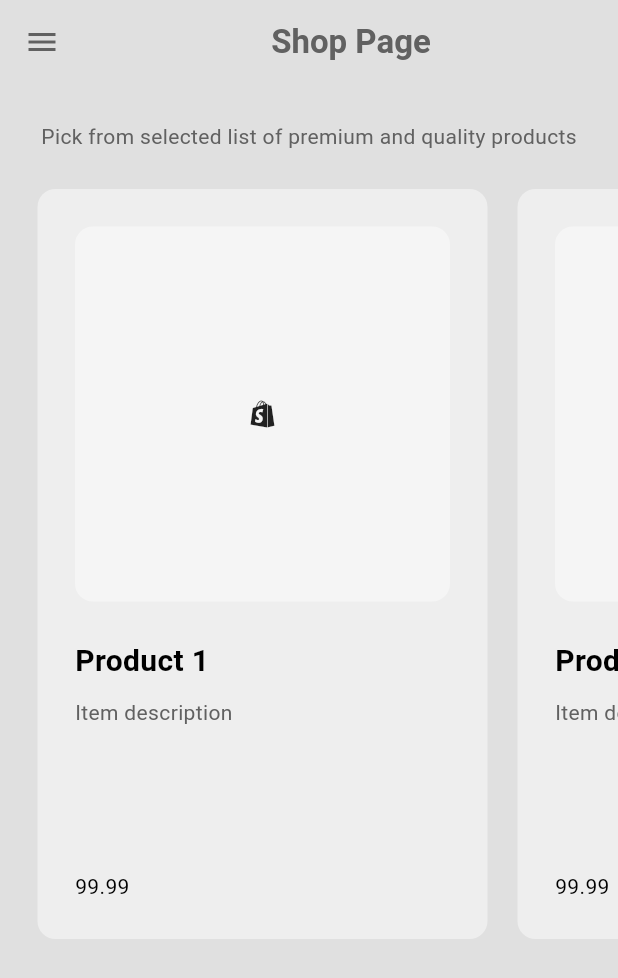
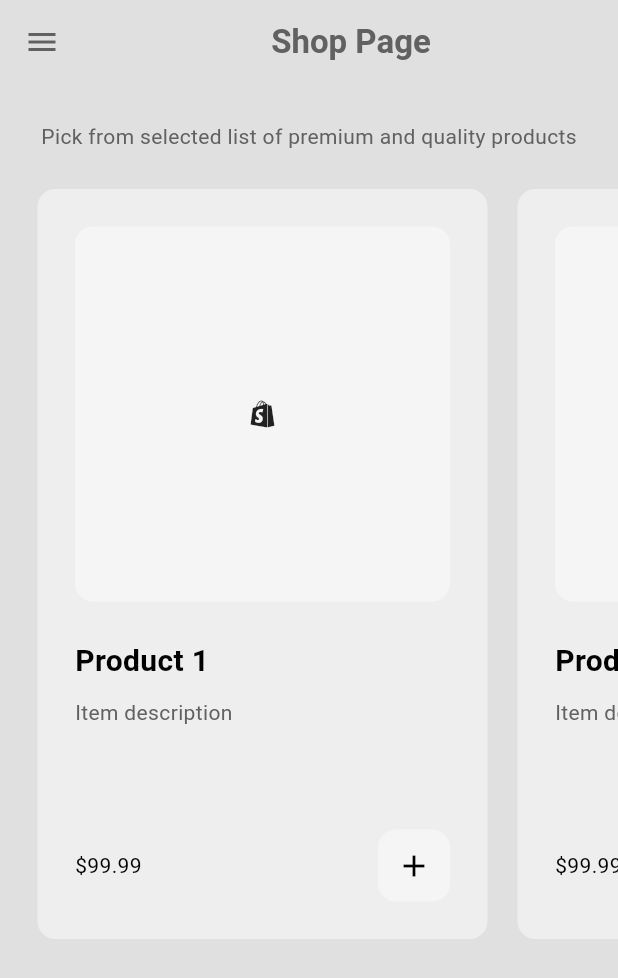
Before and after one commit to SolomonB127/Zenoa, a Flutter app: the HomePage screen opened by its route, on a phone screen of 412 x 824 dp. Shown: the top 978 px of the screen. Run offline on Flutter 3.47's test engine with Material 3 defaults, Android fonts, the phone set to English and light mode, and no system bars; our stand-ins replace google_fonts; Roboto replaces fonts that are missing (Habibi).

Commit message:
feat: Added - Add to cart button - Add to cart funtionality - pop up box

```diff
--- a/lib/Components/product_tile.dart
+++ b/lib/Components/product_tile.dart
@@ -1,10 +1,38 @@
 import 'package:flutter/material.dart';
+import 'package:provider/provider.dart';
 import 'package:zenoa/models/product.dart';
+import 'package:zenoa/models/shop.dart';
 
 class ProductTile extends StatelessWidget {
   final Product product;
 
   const ProductTile({super.key, required this.product});
+
+  // add to cart omPressed
+  void addToCart(BuildContext context) {
+    // show dialog box to confirm addition
+    showDialog(
+        context: context,
+        builder: (context) => AlertDialog(
+                content: const Text("Do you want to add to cart?"),
+                actions: <Widget>[
+                  // cancel button
+                  MaterialButton(
+                      onPressed: () => Navigator.pop(context),
+                      child: const Text("Cancel")),
+
+                  // add to cart
+                  MaterialButton(
+                      onPressed: () {
+                        // pop the box
+                        Navigator.pop(context);
+
+                        // Navigate to cart
+                        context.read<Shop>().addToCart(product);
+                      },
+                      child: const Text("Yes")),
+                ]));
+  }
 
   @override
   Widget build(BuildContext context) {
@@ -64,7 +92,22 @@
           ),
 
           // product price + add to cart button
-          Text(product.price.toStringAsFixed(2)),
+          Row(
+            mainAxisAlignment: MainAxisAlignment.spaceBetween,
+            children: <Widget>[
+              // Product price
+              Text('\$${product.price.toStringAsFixed(2)}'),
+
+              // add to cart button
+              Container(
+                  decoration: BoxDecoration(
+                      color: Theme.of(context).colorScheme.secondary,
+                      borderRadius: BorderRadius.circular(12)),
+                  child: IconButton(
+                      onPressed: () => addToCart(context),
+                      icon: const Icon(Icons.add)))
+            ],
+          ),
         ],
       ),
     );
```
